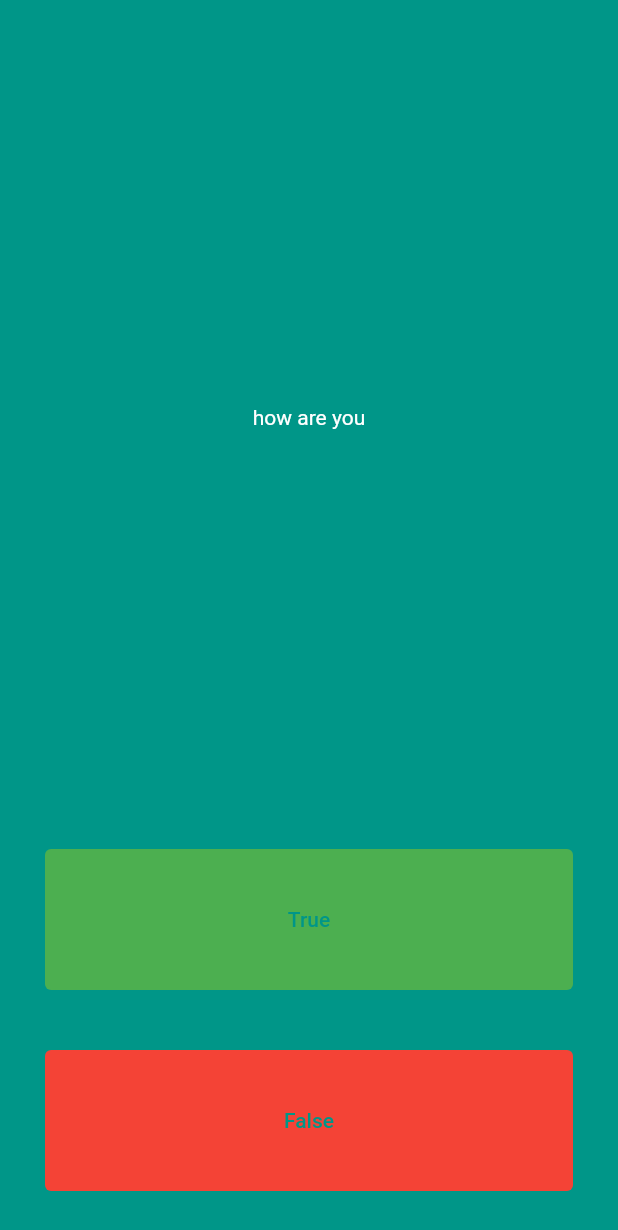
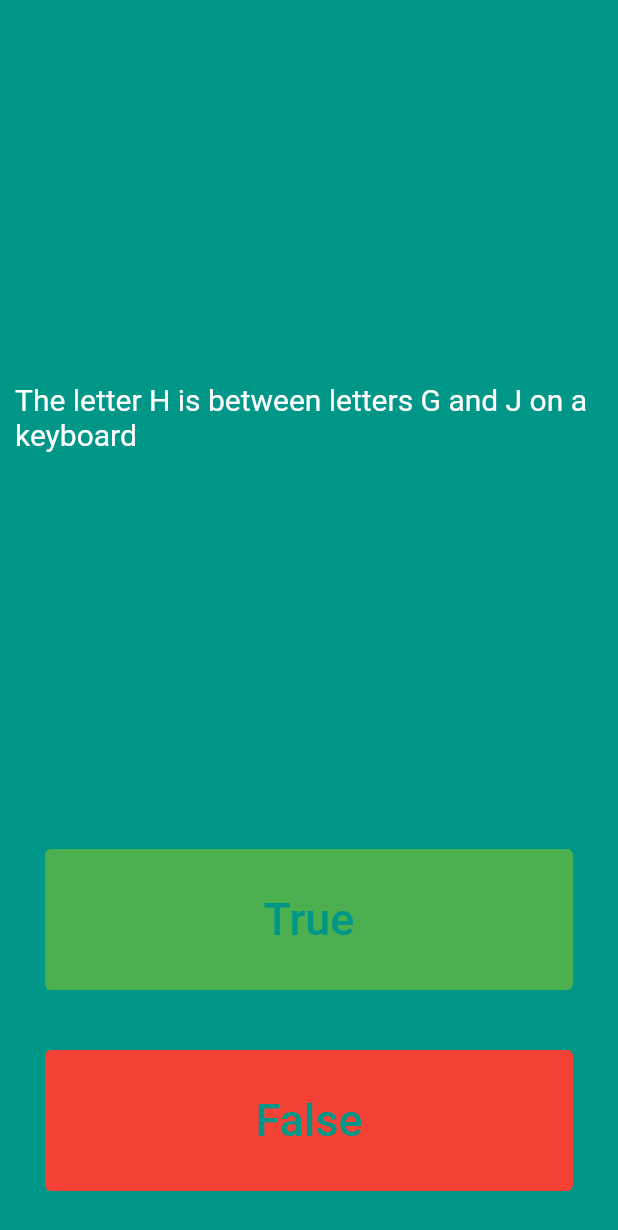
Before and after one commit to abdulmanafpfassal/quiz-app-mobile-app-flutter, a Flutter app: the screen it shows after launch, after a tap on "False", on a phone screen of 412 x 824 dp. Shown: the top 1230 px of the screen. Run offline on Flutter 3.47's test engine with Material 2 defaults, Android fonts, the phone set to English and light mode, and no system bars.

Commit message:
questions added

```diff
--- /dev/null
+++ b/lib/question.dart
@@ -0,0 +1,6 @@
+class Question {
+  String questionText;
+  bool questionAnswer;
+
+  Question({ required this.questionText, required this.questionAnswer });
+}
--- a/lib/widgets/quizApp.dart
+++ b/lib/widgets/quizApp.dart
@@ -1,4 +1,6 @@
 import 'package:flutter/material.dart';
+import 'package:flutter/services.dart';
+import 'package:quiz_app/question.dart';
 
 class QuizApp extends StatefulWidget {
 
@@ -8,13 +10,14 @@ class QuizApp extends StatefulWidget {
 
 class _QuizAppState extends State<QuizApp> {
 
-  Expanded questionsDisplay({question}) {
+  Expanded questionsDisplay({qtn}) {
     return Expanded(
       flex: 4,
       child: Center(
         child: Text(
-          question,
+          qtn,
           style: TextStyle(
+            fontSize: 20,
             color: Colors.white,
           ),
         ),
@@ -31,6 +34,7 @@ class _QuizAppState extends State<QuizApp> {
           child: Text(
             text,
             style: TextStyle(
+              fontSize: 30,
               color: Colors.teal,
             ),
           ),
@@ -42,16 +46,61 @@ class _QuizAppState extends State<QuizApp> {
     );
   }
 
+  List<Icon> scoreKeeper = [];
+
+  List<Question> questionBank = [
+    Question(questionText: 'Seahorses have stomachs for the absorption of nutrients from food.',questionAnswer: false),
+    Question(questionText: 'The letter H is between letters G and J on a keyboard', questionAnswer: true),
+    Question(questionText: 'Camels have three sets of eyelashes', questionAnswer: true),
+    Question(questionText: 'There are five zeros in one hundred thousand', questionAnswer: true),
+    Question(questionText: 'There are stars and zigzags on the flag of America', questionAnswer: false),
+    Question(questionText: 'If you add the two numbers on the opposite sides of dice together, the answer is always 7', questionAnswer: true),
+  ];
+
+  List<bool> answers = [];
+
+  int questionNumber = 0;
+
   @override
   Widget build(BuildContext context) {
     return Column(
       mainAxisAlignment: MainAxisAlignment.spaceBetween,
       crossAxisAlignment: CrossAxisAlignment.stretch,
       children: [
-        questionsDisplay(question: 'how are you'),
-        answerButton(buttonAction: () {}, color: Colors.green, text: 'True',),
-        answerButton(buttonAction: () {}, color: Colors.red, text: 'False',),
+        questionsDisplay(qtn: questionBank[questionNumber].questionText),
+        answerButton(
+          buttonAction: () {
+            bool correctAnswer = answers[questionNumber];
+            if(correctAnswer == true){
+              print('the answer is correct');
+            }else{
+              print('the answer is not correct');
+            }
+            setState(() {
+              questionNumber++;
+            });
+        },
+          color: Colors.green,
+          text: 'True',
+        ),
+        answerButton(
+          buttonAction: () {
+            bool correctAnswer = questionBank[questionNumber].questionAnswer;
 
+            if(correctAnswer == true){
+              print('the answer is correct');
+            }else{
+              print('the answer is not correct');
+            }
+            setState(() {
+              questionNumber++;
+            });
+          },
+          color: Colors.red,
+          text: 'False',),
+        Row(
+          children: scoreKeeper,
+        ),
       ],
     );
   }
```
